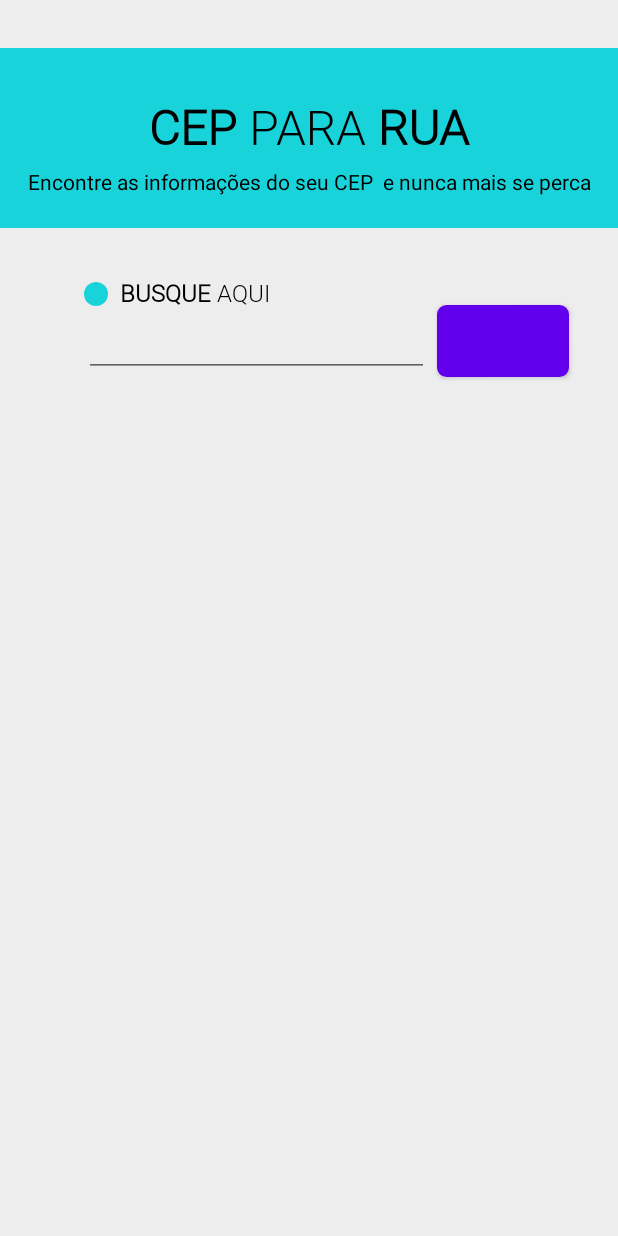
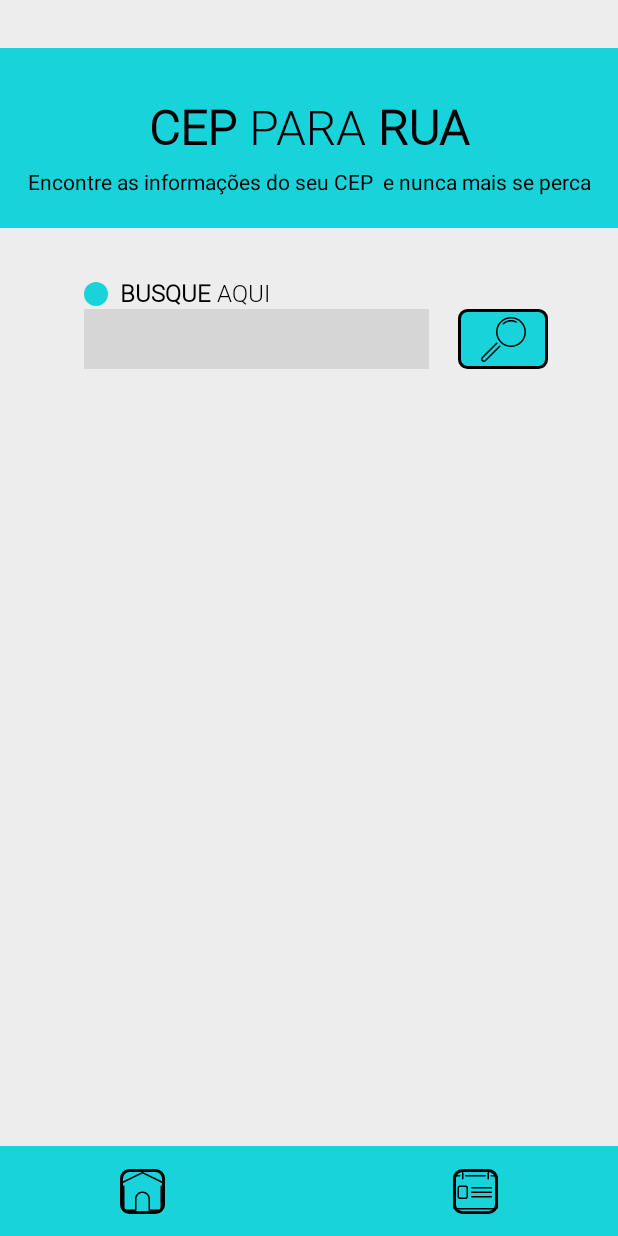
Before and after one commit to gui-ss/Busca-Cep, an Android app: the Home screen opened through its navigation route, on a phone screen of 412 x 824 dp. Run offline under Robolectric (Android 15) with nearby library versions, the phone set to English and light mode, and no system bars; grey boxes are pictures that could not be loaded.

Commit message:
Home screen

```diff
--- a/app/src/main/res/layout/fragment_home.xml
+++ b/app/src/main/res/layout/fragment_home.xml
@@ -32,7 +32,7 @@
         app:layout_constraintStart_toStartOf="@id/view"
         app:layout_constraintTop_toTopOf="@id/view"
         app:layout_constraintBottom_toBottomOf="@id/view"
-        android:textSize="32dp"
+        android:textSize="32sp"
         android:textColor="#000000"
         android:layout_marginBottom="16dp"
         android:fontFamily="@font/roboto_light"
@@ -62,7 +62,7 @@
         app:layout_constraintTop_toBottomOf="@+id/view"
         android:layout_marginTop="36dp"
         android:layout_marginRight="8dp"
-        />
+        android:layout_marginEnd="8dp" />
 
     <TextView
         android:id="@+id/title_search"
@@ -82,24 +82,64 @@
     <EditText
         android:inputType="text"
         android:layout_width="230dp"
-        android:layout_height="wrap_content"
+        android:layout_height="40dp"
         android:id="@+id/search_input"
         app:layout_constraintStart_toStartOf="@id/circle"
         app:layout_constraintTop_toBottomOf="@id/title_search"
-        />
+        android:hint="EX: 08525-040"
+        android:textAlignment="center"
+        android:background="@drawable/input_style"
+        android:gravity="center_vertical"
+        tools:ignore="RtlCompat" />
 
-    <Button
+    <ImageButton
         android:id="@+id/btn_search"
-        android:layout_width="wrap_content"
-        android:layout_height="wrap_content"
+        android:layout_width="60dp"
+        android:layout_height="40dp"
         app:layout_constraintBottom_toBottomOf="@+id/search_input"
         app:layout_constraintEnd_toEndOf="parent"
         app:layout_constraintStart_toEndOf="@+id/search_input"
         android:layout_marginRight="28dp"
         android:background="@drawable/style_btn"
-        />
+        android:src="@drawable/ic_search"
+        android:padding="6dp"
+        android:layout_marginEnd="28dp" />
 
 
+
+    <View
+        android:id="@+id/bottom_view"
+        android:layout_width="match_parent"
+        android:layout_height="60dp"
+        app:layout_constraintStart_toStartOf="parent"
+        app:layout_constraintEnd_toEndOf="parent"
+        app:layout_constraintBottom_toBottomOf="parent"
+        android:background="#19d3da" />
+
+
+    <ImageButton
+        android:id="@+id/btn_home"
+        android:layout_width="wrap_content"
+        android:layout_height="wrap_content"
+        android:src="@drawable/ic_home"
+        app:layout_constraintBottom_toBottomOf="@id/bottom_view"
+        android:background="@drawable/style_btn"
+        app:layout_constraintStart_toStartOf="@id/bottom_view"
+        app:layout_constraintTop_toTopOf="@id/bottom_view"
+        android:layout_marginLeft="80dp"
+        android:layout_marginStart="80dp" />
+
+    <ImageButton
+        android:layout_width="wrap_content"
+        android:layout_height="wrap_content"
+        android:id="@+id/btn_contact"
+        android:src="@drawable/ic_contactform"
+        android:background="@drawable/style_btn"
+        app:layout_constraintBottom_toBottomOf="@id/bottom_view"
+        app:layout_constraintTop_toTopOf="@id/bottom_view"
+        app:layout_constraintEnd_toEndOf="@id/bottom_view"
+        android:layout_marginRight="80dp"
+        android:layout_marginEnd="80dp" />
 
 
 
```
